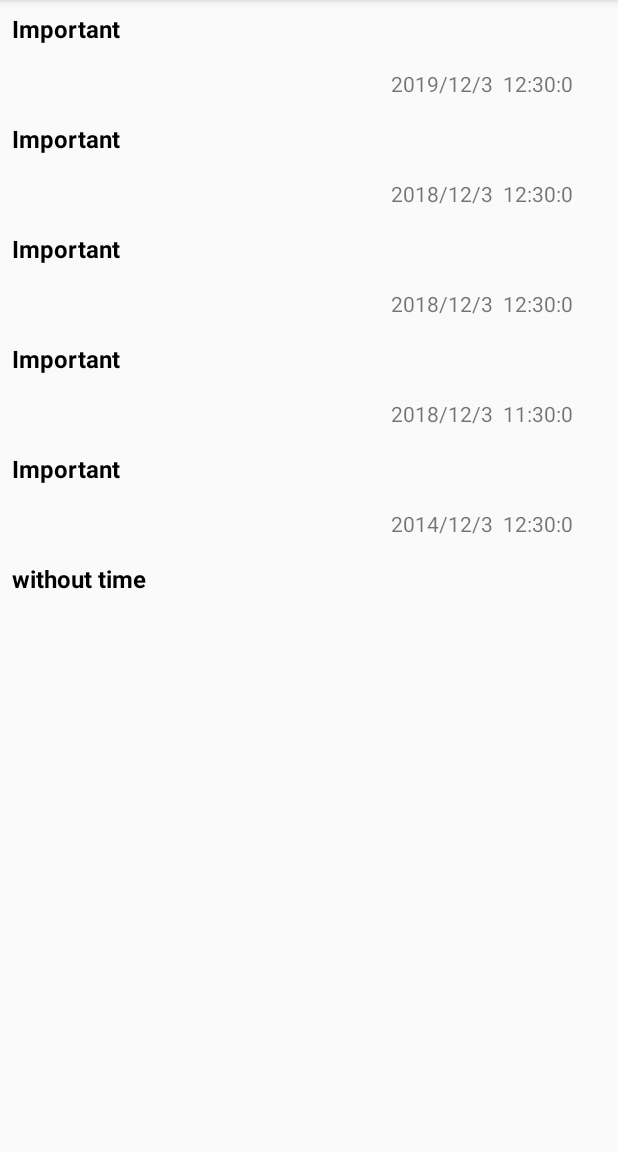
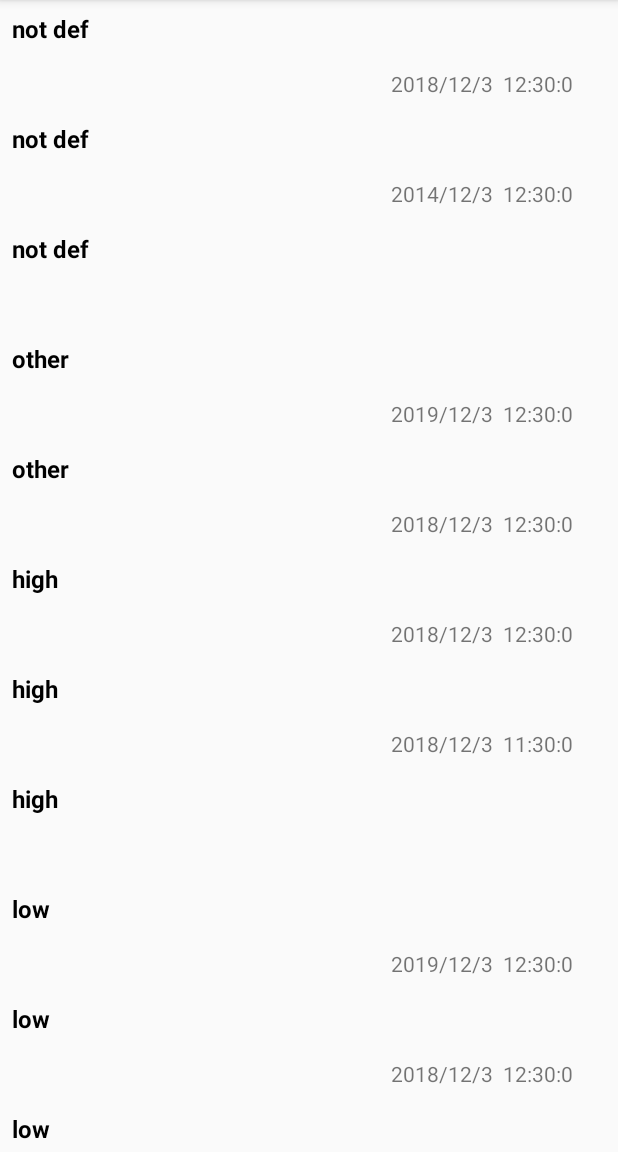
Before and after one commit to Alirezaprogramerrd99/androidProjectsMainAp, an Android app: the screen it shows after launch (MainActivity), on a phone screen of 412 x 824 dp, the part 84-1236 px from its top. Run offline under Robolectric (Android 15) with nearby library versions, the phone set to English and light mode, and no system bars.

Commit message:
list nearly completed.

```diff
--- a/app/src/main/java/com/example/alireza/myapplicationfirst/MainActivity.java
+++ b/app/src/main/java/com/example/alireza/myapplicationfirst/MainActivity.java
@@ -27,12 +27,17 @@ public class MainActivity extends AppCompatActivity {
 
         /// sort must be done here....
 
-        taskList.add(new Task("without time"));
-        taskList.add(new Task("Important", "2018" ,"12" ,"3" , "12" ,"30" ,"0"));
-        taskList.add(new Task("Important", "2014" ,"12" ,"3" , "12" ,"30" ,"0"));
-        taskList.add(new Task("Important", "2019" ,"12" ,"3" , "12" ,"30" ,"0"));
-        taskList.add(new Task("Important", "2018" ,"12" ,"3" , "11" ,"30" ,"0"));
-        taskList.add(new Task("Important", "2018" ,"12" ,"3" , "12" ,"30" ,"0"));
+        taskList.add(new Task("not def",1));
+        taskList.add(new Task("not def", "2018" ,"12" ,"3" , "12" ,"30" ,"0",1));
+        taskList.add(new Task("not def", "2014" ,"12" ,"3" , "12" ,"30" ,"0",1));
+        taskList.add(new Task("other", "2019" ,"12" ,"3" , "12" ,"30" ,"0",2));
+        taskList.add(new Task("high", "2018" ,"12" ,"3" , "12" ,"30" ,"0",3));
+        taskList.add(new Task("high", "2018" ,"12" ,"3" , "11" ,"30" ,"0",3));
+        taskList.add(new Task("high",3));
+        taskList.add(new Task("other", "2018" ,"12" ,"3" , "12" ,"30" ,"0",2));
+        taskList.add(new Task("low", "2018" ,"12" ,"3" , "12" ,"30" ,"0",5));
+        taskList.add(new Task("low", "2019" ,"12" ,"3" , "12" ,"30" ,"0",5));
+        taskList.add(new Task("low", "2018" ,"12" ,"3" , "11" ,"30" ,"0",5));
 
 
 
--- a/app/src/main/java/com/example/alireza/myapplicationfirst/Task.java
+++ b/app/src/main/java/com/example/alireza/myapplicationfirst/Task.java
@@ -1,12 +1,8 @@
 package com.example.alireza.myapplicationfirst;
 
-import java.text.DateFormat;
-import java.text.SimpleDateFormat;
-import java.util.Date;
+public class Task implements Comparable<Task> {
 
-public class Task implements Comparable<Task>{
-
-   private String massage;
+    private String massage;
     private String Y;
     private String M;
     private String D;
@@ -14,21 +10,21 @@ public class Task implements Comparable<Task>{
     private String m;
     private String s;
     private String date;
-   private long totalD = 0;
-   private long totalS = 0;
-   private boolean isDated;
-   private int priority; //5 types , 1.not desc , 2.sub , 3.high , 4.med , 5.low
+    private long totalD = 0;
+    private long totalS = 0;
+    private boolean isDated;
+    private int priority; //5 types , 1.not desc , 2.sub , 3.high , 4.med , 5.low
 
-    public Task(String massage, String Y, String M, String D, String h, String m, String s) {
+    public Task(String massage, String Y, String M, String D, String h, String m, String s, int priority) {
 
         this.massage = massage;
-
         this.Y = Y;
         this.M = M;
         this.D = D;
         this.h = h;
         this.m = m;
         this.s = s;
+        this.priority = priority;
 
         calcTotalD();
         calcTotalS();
@@ -37,12 +33,13 @@ public class Task implements Comparable<Task>{
         isDated = true;
     }
 
-    Task(String massage){
+    Task(String massage, int priority) {
         this.massage = massage;
+        this.priority = priority;
         isDated = false;
     }
 
-    public void conCatDate(){
+    public void conCatDate() {
         date = Y + "/" + M + "/" + D + "  " + h + ":" + m + ":" + s;
     }
 
@@ -63,18 +60,18 @@ public class Task implements Comparable<Task>{
     }
 
     @Override
-    public String toString(){
+    public String toString() {
         return massage + "\n" + Y + "." + M + "." + D + ".";
     }
 
-    public void calcTotalD(){
+    public void calcTotalD() {
 
         totalD += Integer.parseInt(Y) * 365;
         totalD += Integer.parseInt(M) * 30;
         totalD += Integer.parseInt(D);
     }
 
-    public void calcTotalS(){
+    public void calcTotalS() {
 
         totalS += Integer.parseInt(h) * 3600;
         totalS += Integer.parseInt(m) * 60;
@@ -85,34 +82,36 @@ public class Task implements Comparable<Task>{
     public int compareTo(Task o) {
         //return (isDated) ? -1 : 1;
 
-        if (isDated){
+        if (isDated) {
 
-            if (this.priority == o.priority){
-                if (this.totalD > o.totalD){
+            if (this.priority == o.priority) {
+                if (this.totalD > o.totalD) {
                     return -1; // or -1,
-                }
+                } else if (this.totalD < o.totalD) {
+                    return 1; // or
+                } else {
 
-                else if (this.totalD < o.totalD){
-                    return 1; // or
-                }
-                else{
-
-                    if (this.totalS >  o.totalS){
+                    if (this.totalS > o.totalS) {
                         return -1;
-                    }
-                    else if (this.totalS < o.totalS)
+                    } else if (this.totalS < o.totalS)
                         return 1;
 
                     else return 0;
                 }
-            }
+            } else if (this.priority > o.priority)
+                return 1;
+
+            else return -1;
+        } else {
+
+            if (this.priority == o.priority)
+                return 0;
 
             else if (this.priority > o.priority)
-                return -1;
 
-            else return 1;
+                return 1;
+            else return -1;
 
         }
-        return 0;
     }
 }
```
